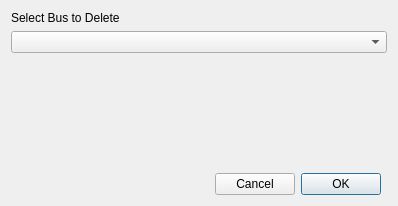
This is Graffik/gui/core/Dialogs/deletebusdialog.ui in DynamicPerception/Graffik_Legacy as Qt 5 draws it before an edit. The edited form follows.
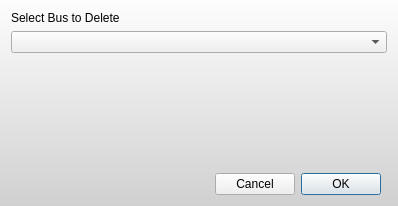
This is the edited form.

Diff of the .ui file:
```diff
--- a/Graffik/gui/core/Dialogs/deletebusdialog.ui
+++ b/Graffik/gui/core/Dialogs/deletebusdialog.ui
@@ -13,6 +13,11 @@
   <property name="windowTitle">
    <string>Delete Bus</string>
   </property>
+  <property name="styleSheet">
+   <string notr="true">#DeleteBusDialog {
+background-color: qlineargradient(spread:pad, x1:0, y1:0, x2:0, y2:1, stop:0 rgba(253, 253, 253, 255), stop:1 rgba(208, 208, 208, 255));
+}</string>
+  </property>
   <layout class="QGridLayout" name="gridLayout">
    <item row="0" column="0" colspan="4">
     <widget class="QLabel" name="label">
```
